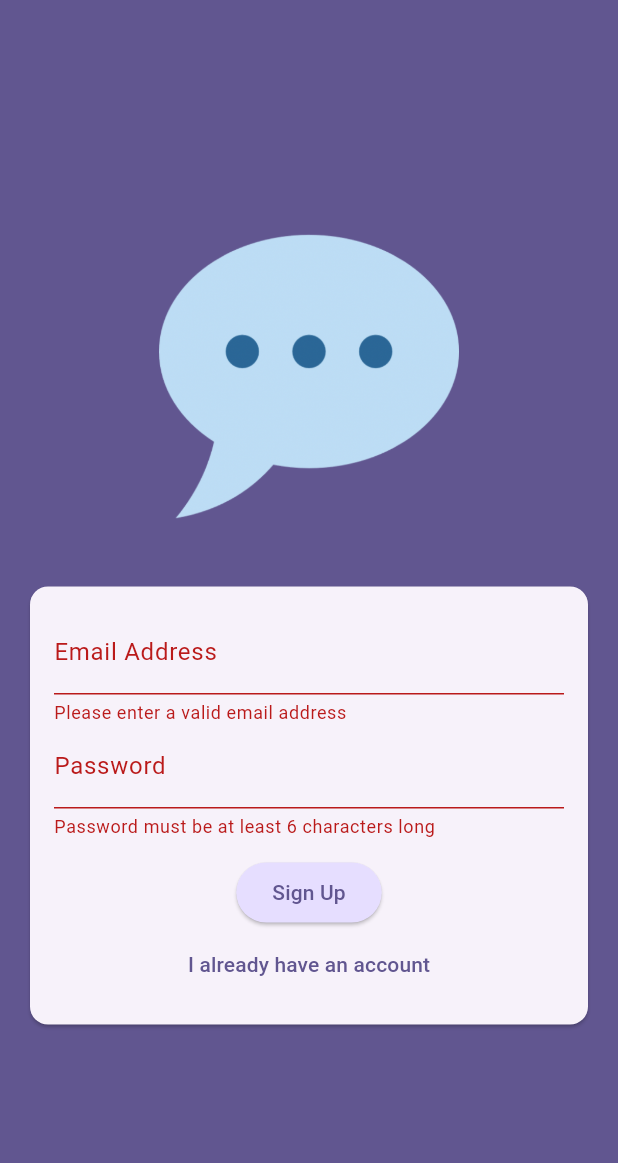
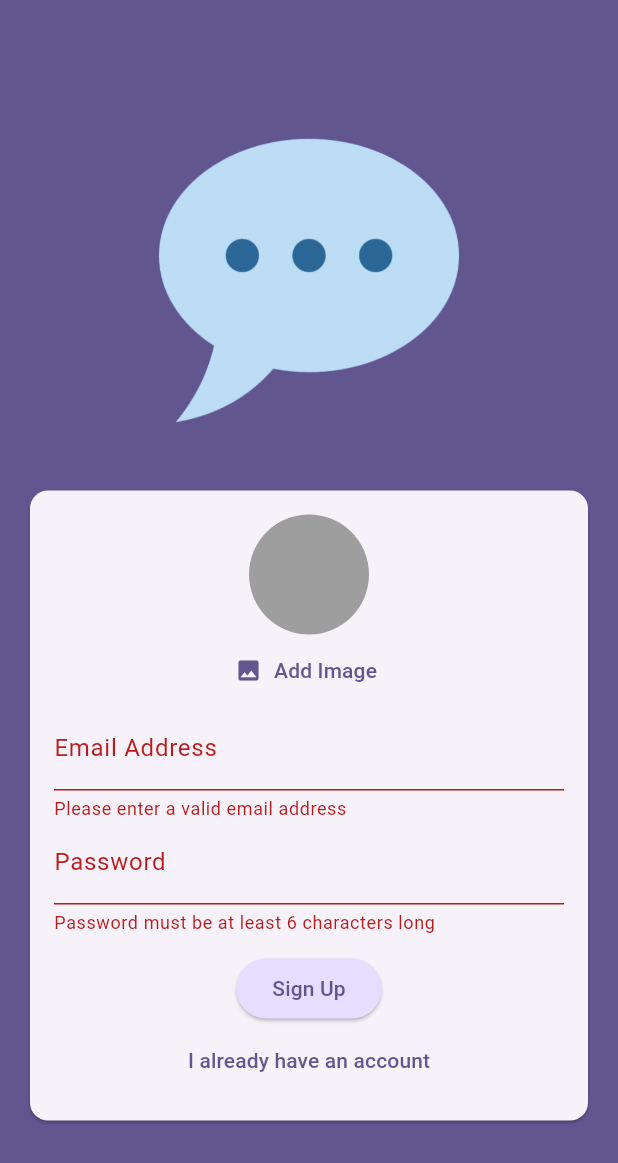
Before and after one commit to AfiqHaidar/flutter-chat, a Flutter app: the screen it shows after launch, after a tap on "Sign Up", on a phone screen of 412 x 824 dp. Shown: the top 1163 px of the screen. Run offline on Flutter 3.47's test engine with Material 3 defaults, Android fonts, the phone set to English and light mode, and no system bars; our stand-ins replace firebase_auth, firebase_core, firebase_storage, image_picker; accounts and stored records are empty.

Commit message:
feat: image picker & firebase storage

```diff
--- a/lib/screens/auth.dart
+++ b/lib/screens/auth.dart
@@ -1,3 +1,7 @@
+import 'dart:io';
+
+import 'package:chat/widgets/user_image_picker.dart';
+import 'package:firebase_storage/firebase_storage.dart';
 import 'package:flutter/material.dart';
 import 'package:firebase_auth/firebase_auth.dart';
 
@@ -15,22 +19,40 @@ class _AuthScreenState extends State<AuthScreen> {
   var isLogin = false;
   var enteredEmail = '';
   var enteredPassword = '';
+  File? selectedImage;
+  var isAuthenticating = false;
 
   void submit() async {
     final isValid = formKey.currentState!.validate();
 
-    if (!isValid) {
+    if (!isValid || !isLogin && selectedImage == null) {
+      // show error message ...
       return;
     }
+
     formKey.currentState!.save();
 
     try {
+      setState(() {
+        isAuthenticating = true;
+      });
       if (isLogin) {
         final userCredentials = await firebase.signInWithEmailAndPassword(
             email: enteredEmail, password: enteredPassword);
       } else {
         final userCredentials = await firebase.createUserWithEmailAndPassword(
             email: enteredEmail, password: enteredPassword);
+
+        print(userCredentials);
+
+        final storageRef = FirebaseStorage.instance
+            .ref()
+            .child('user_images')
+            .child('${userCredentials.user!.uid}.jpg');
+
+        await storageRef.putFile(selectedImage!);
+        final imageUrl = await storageRef.getDownloadURL();
+        print(imageUrl);
       }
     } on FirebaseAuthException catch (error) {
       ScaffoldMessenger.of(context).clearSnackBars();
@@ -39,6 +61,9 @@ class _AuthScreenState extends State<AuthScreen> {
           content: Text(error.message ?? 'Auth Failed'),
         ),
       );
+      setState(() {
+        isAuthenticating = false;
+      });
     }
   }
 
@@ -71,6 +96,12 @@ class _AuthScreenState extends State<AuthScreen> {
                       child: Column(
                         mainAxisSize: MainAxisSize.min,
                         children: [
+                          if (!isLogin)
+                            UserImagePicker(
+                              onPickImage: (pickedImage) {
+                                selectedImage = pickedImage;
+                              },
+                            ),
                           TextFormField(
                             decoration:
                                 InputDecoration(labelText: 'Email Address'),
@@ -105,6 +136,8 @@ class _AuthScreenState extends State<AuthScreen> {
                           SizedBox(
                             height: 12,
                           ),
+                          if (isAuthenticating) CircularProgressIndicator(),
+                          if (!isAuthenticating)
                             ElevatedButton(
                               onPressed: submit,
                               style: ElevatedButton.styleFrom(
@@ -114,6 +147,7 @@ class _AuthScreenState extends State<AuthScreen> {
                               ),
                               child: Text(isLogin ? 'Login' : 'Sign Up'),
                             ),
+                          if (!isAuthenticating)
                             TextButton(
                               onPressed: () {
                                 setState(() {
--- /dev/null
+++ b/lib/widgets/user_image_picker.dart
@@ -0,0 +1,59 @@
+import 'dart:io';
+
+import 'package:flutter/material.dart';
+import 'package:image_picker/image_picker.dart';
+
+class UserImagePicker extends StatefulWidget {
+  const UserImagePicker({super.key, required this.onPickImage});
+
+  final void Function(File pickedImage) onPickImage;
+
+  @override
+  State<UserImagePicker> createState() {
+    return _UserImagePickerState();
+  }
+}
+
+class _UserImagePickerState extends State<UserImagePicker> {
+  File? pickedImageFile;
+
+  void pickImage() async {
+    final pickedImage = await ImagePicker().pickImage(
+      source: ImageSource.camera,
+      imageQuality: 50,
+      maxWidth: 150,
+    );
+
+    if (pickedImage == null) {
+      return;
+    }
+
+    setState(() {
+      pickedImageFile = File(pickedImage.path);
+    });
+
+    widget.onPickImage(pickedImageFile!);
+  }
+
+  @override
+  Widget build(BuildContext context) {
+    return Column(
+      children: [
+        CircleAvatar(
+          radius: 40,
+          backgroundColor: Colors.grey,
+          foregroundImage:
+              pickedImageFile != null ? FileImage(pickedImageFile!) : null,
+        ),
+        TextButton.icon(
+          onPressed: pickImage,
+          icon: Icon(Icons.image),
+          label: Text(
+            'Add Image',
+            style: TextStyle(color: Theme.of(context).colorScheme.primary),
+          ),
+        )
+      ],
+    );
+  }
+}
--- a/pubspec.yaml
+++ b/pubspec.yaml
@@ -36,6 +36,8 @@ dependencies:
   cupertino_icons: ^1.0.6
   firebase_core: ^2.31.0
   firebase_auth: ^4.19.5
+  firebase_storage: ^11.7.5
+  image_picker: ^1.1.1
 
 dev_dependencies:
   flutter_test:
```
Also changed, not shown: pubspec.lock, 5 other files. Lines whose indentation alone changed are shown as unchanged.
